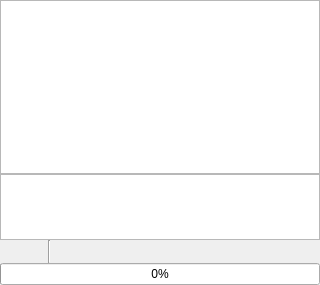
This is src/gui/ui/tleupd.ui in ivantaran/satviewer as Qt 5 draws it before an edit. The edited form follows.
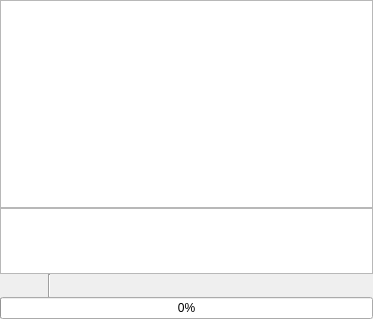
This is the edited form. Icons and pictures are not drawn.

Diff of the .ui file:
```diff
--- a/src/gui/ui/tleupd.ui
+++ b/src/gui/ui/tleupd.ui
@@ -6,8 +6,8 @@
    <rect>
     <x>0</x>
     <y>0</y>
-    <width>320</width>
-    <height>285</height>
+    <width>373</width>
+    <height>319</height>
    </rect>
   </property>
   <property name="windowTitle">
```
Left out of the diff: 18 changed lines with no effect on the pictures.
